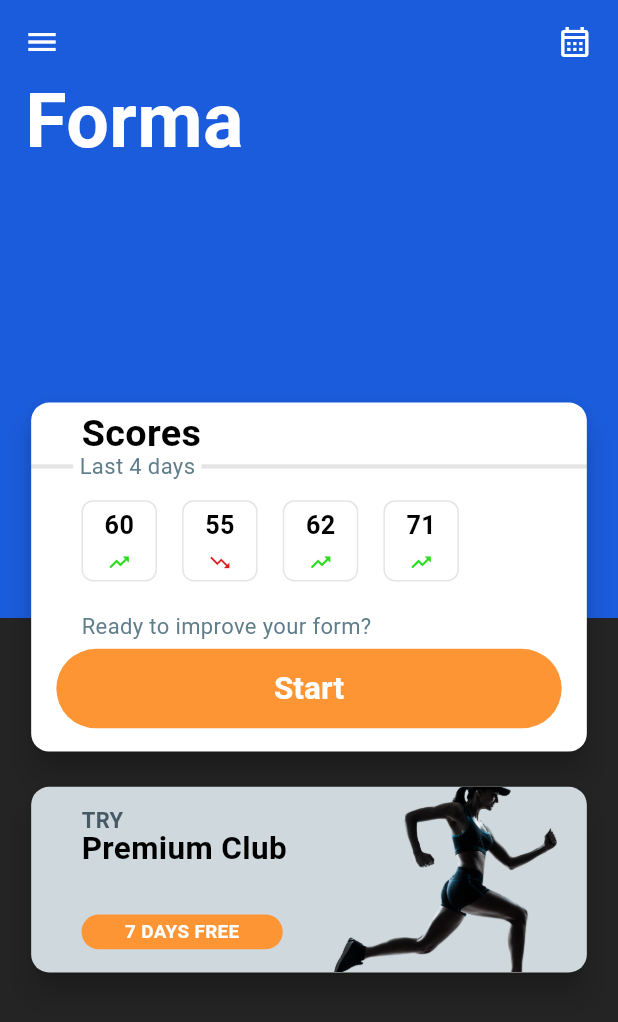
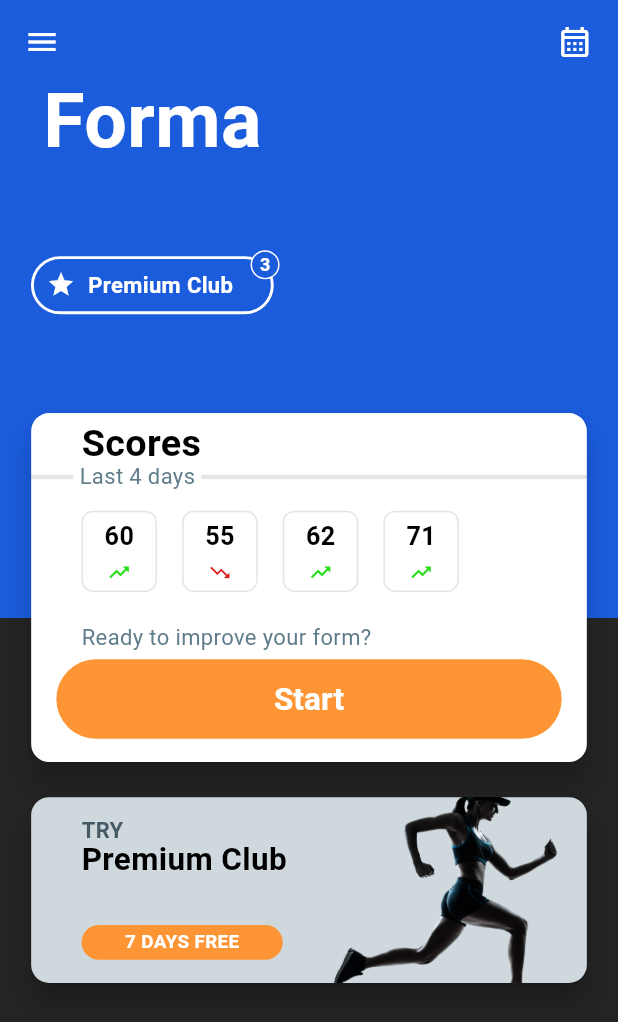
Before and after one commit to getforma/forma-app, a Flutter app: the screen it shows after launch, on a phone screen of 412 x 824 dp. Shown: the top 1022 px of the screen. Run offline on Flutter 3.47's test engine with Material 3 defaults, Android fonts, the phone set to English and light mode, and no system bars; our stand-ins replace auto_route, flutter_screenutil, get_it, injectable; generated files the repository leaves out were written again.

Commit message:
Add premium badge

```diff
--- a/lib/feature/main/main_screen.dart
+++ b/lib/feature/main/main_screen.dart
@@ -1,10 +1,6 @@
 import 'package:auto_route/auto_route.dart';
 import 'package:collection/collection.dart';
-import 'package:flutter/cupertino.dart';
 import 'package:flutter/material.dart';
-import 'package:flutter/painting.dart';
-import 'package:flutter/rendering.dart';
-import 'package:flutter/widgets.dart';
 import 'package:flutter_screenutil/flutter_screenutil.dart';
 import 'package:forma_app/generated/l10n.dart';
 import 'package:forma_app/styles/app_colors.dart';
@@ -13,6 +9,7 @@ import 'package:forma_app/styles/text_styles.dart';
 import 'package:forma_app/widget/app_divider.dart';
 
 const _kFormPercentages = [60, 55, 62, 71];
+const _kPremiumClubNotificationSize = 20;
 
 @RoutePage()
 class MainScreen extends StatelessWidget {
@@ -67,17 +64,81 @@ class MainScreen extends StatelessWidget {
           child: Column(
             crossAxisAlignment: CrossAxisAlignment.start,
             children: [
-              Text(
-                S.of(context).app_name,
-                style: TextStyles.h1BoldLight.sp,
-              ),
-              0.2.sh.verticalSpace,
+              _topSection(context),
+              60.verticalSpace,
               _lastActivities(context),
               16.verticalSpace,
               _tryPremium(context),
             ],
           ),
         ),
+      );
+
+  Widget _topSection(BuildContext context) => Row(
+        children: [
+          Column(
+            children: [
+              Text(
+                S.of(context).app_name,
+                style: TextStyles.h1BoldLight.sp,
+              ),
+              64.verticalSpace,
+              Stack(
+                children: [
+                  Padding(
+                    padding: const EdgeInsets.all(4).r,
+                    child: Container(
+                      decoration: BoxDecoration(
+                        borderRadius: BorderRadius.circular(32.r),
+                        border: Border.all(
+                          color: AppColors.pureWhite,
+                          width: 2.r,
+                        ),
+                      ),
+                      padding: const EdgeInsets.symmetric(vertical: 8).h,
+                      child: Row(
+                        children: [
+                          8.horizontalSpace,
+                          Icon(
+                            Icons.star,
+                            color: AppColors.pureWhite,
+                            size: 20.r,
+                          ),
+                          8.horizontalSpace,
+                          Text(
+                            S.of(context).home_premium_club,
+                            style: TextStyles.h5BoldLight.sp,
+                          ),
+                          24.horizontalSpace,
+                        ],
+                      ),
+                    ),
+                  ),
+                  Positioned(
+                      right: 0,
+                      top: 0,
+                      child: Container(
+                        height: _kPremiumClubNotificationSize.r,
+                        width: _kPremiumClubNotificationSize.r,
+                        decoration: BoxDecoration(
+                          color: AppColors.primaryBlue,
+                          shape: BoxShape.circle,
+                          border: Border.all(
+                            width: 1.r,
+                            color: AppColors.pureWhite,
+                          ),
+                        ),
+                        alignment: Alignment.center,
+                        child: Text(
+                          "3",
+                          style: TextStyles.h6BoldLight,
+                        ),
+                      )),
+                ],
+              ),
+            ],
+          ),
+        ],
       );
 
   Widget _lastActivities(BuildContext context) => Card(
@@ -207,7 +268,7 @@ class MainScreen extends StatelessWidget {
                     ),
                     2.verticalSpace,
                     Text(
-                      S.of(context).home_premium,
+                      S.of(context).home_premium_club,
                       style: TextStyles.h3BoldDark.sp,
                     ),
                     const Spacer(),
--- a/lib/l10n/intl_en_US.arb
+++ b/lib/l10n/intl_en_US.arb
@@ -7,6 +7,6 @@
   "home_start": "Start",
   "home_card_action_description": "Ready to improve your form?",
   "home_try": "TRY",
-  "home_premium": "Premium Club",
+  "home_premium_club": "Premium Club",
   "home_7_days_free": "7 DAYS FREE"
 }
```
Also changed, not shown: lib/generated/intl/messages_en_US.dart, lib/generated/l10n.dart.
